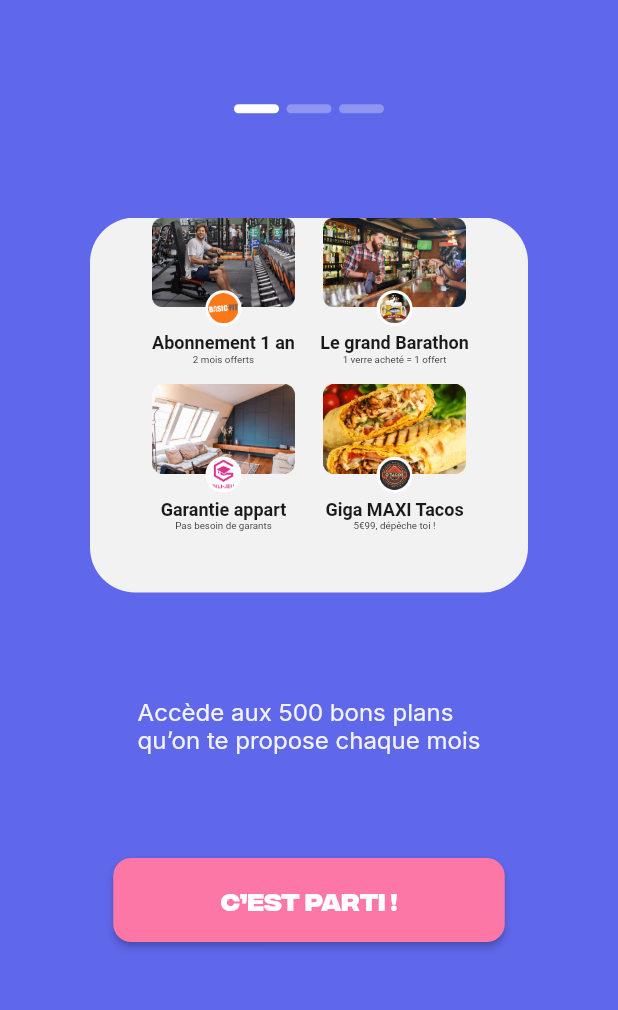
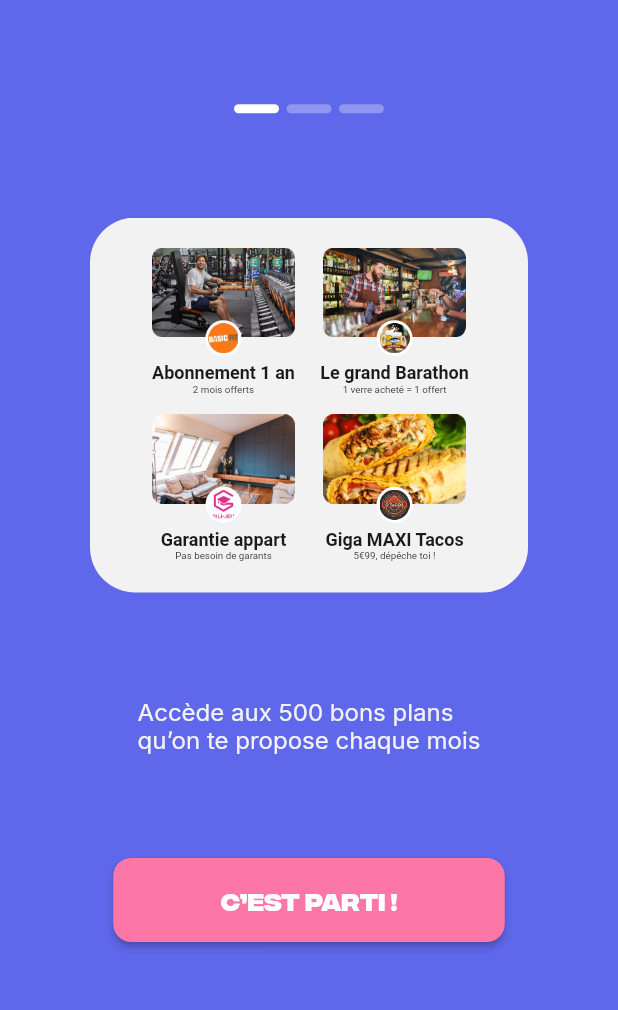
Before and after one commit to luca328/yapasdsou, a Flutter app: the screen it shows after launch, on a phone screen of 412 x 824 dp, the part 204-1214 px from its top. Run offline on Flutter 3.47's test engine with Material 2 defaults, Android fonts, the phone set to English and light mode, and no system bars; drawn by our look-alikes of carousel_indicator.

Commit message:
padding ondboarding

```diff
--- a/yapadsou/lib/views/onboarding.dart
+++ b/yapadsou/lib/views/onboarding.dart
@@ -29,7 +29,9 @@ class _OnboardingState extends State<Onboarding> {
                 bottomLeft: Radius.circular(30.0),
                 bottomRight: Radius.circular(30.0))),
         child: Column(children: [
-          Wrap(
+          Padding(
+            padding: const EdgeInsets.only(top: 20),
+            child: Wrap(
               alignment: WrapAlignment.spaceEvenly,
               runAlignment: WrapAlignment.spaceEvenly,
               runSpacing: 5,
@@ -93,6 +95,7 @@ class _OnboardingState extends State<Onboarding> {
                 ),
               ],
             ),
+          ),
         ])),
     Container(
         height: 300,
@@ -105,7 +108,9 @@ class _OnboardingState extends State<Onboarding> {
                 bottomLeft: Radius.circular(30.0),
                 bottomRight: Radius.circular(30.0))),
         child: Column(children: [
-          Wrap(
+          Padding(
+            padding: const EdgeInsets.only(top: 20),
+            child: Wrap(
               alignment: WrapAlignment.spaceEvenly,
               runAlignment: WrapAlignment.spaceEvenly,
               runSpacing: 5,
@@ -169,6 +174,7 @@ class _OnboardingState extends State<Onboarding> {
                 ),
               ],
             ),
+          ),
         ])),
     Container(
         height: 300,
@@ -181,7 +187,9 @@ class _OnboardingState extends State<Onboarding> {
                 bottomLeft: Radius.circular(30.0),
                 bottomRight: Radius.circular(30.0))),
         child: Column(children: [
-          Wrap(
+          Padding(
+            padding: const EdgeInsets.only(top: 20),
+            child: Wrap(
               alignment: WrapAlignment.spaceEvenly,
               runAlignment: WrapAlignment.spaceEvenly,
               runSpacing: 5,
@@ -245,6 +253,7 @@ class _OnboardingState extends State<Onboarding> {
                 ),
               ],
             ),
+          ),
         ]))
   ];
   @override
```
Lines whose indentation alone changed are shown as unchanged.
